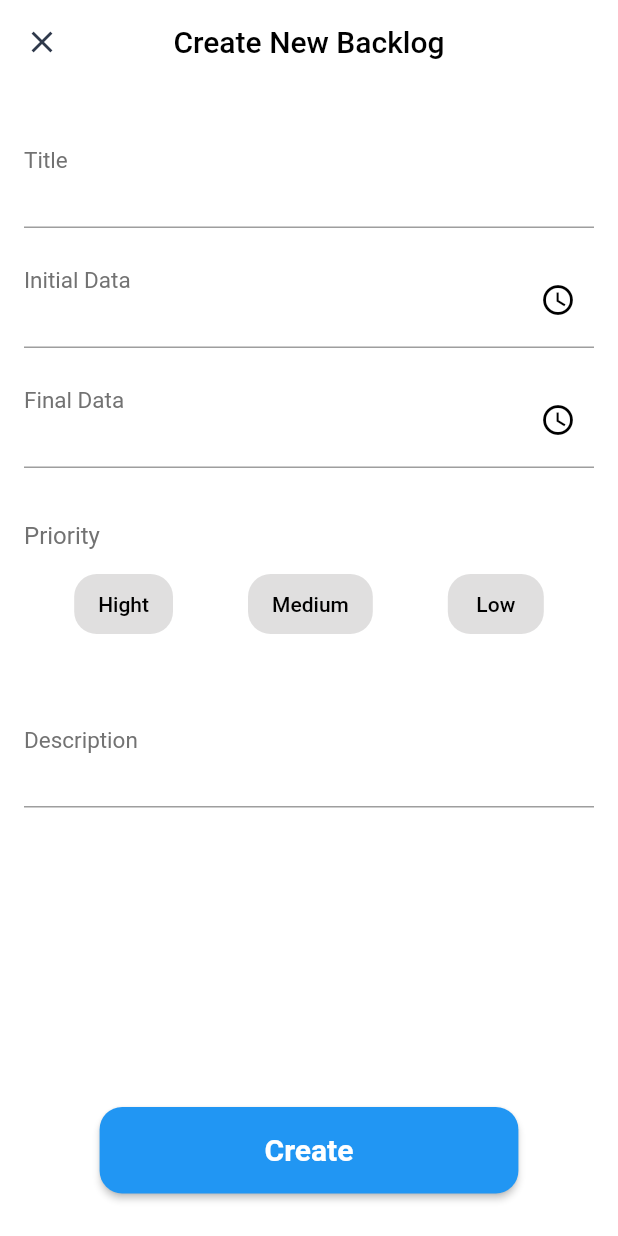
After one commit to Miguelferreira7/task-management-app, a Flutter app: the CreateBacklogPage screen opened directly, on a phone screen of 412 x 824 dp. The commit adds this screen. Run offline on Flutter 3.47's test engine with Material 2 defaults, Android fonts, the phone set to English and light mode, and no system bars; drawn by our look-alikes of group_button; our stand-ins replace dartz, get_it, isar; accounts and stored records are empty; generated files the repository leaves out were written again; Roboto replaces fonts that are missing (Mulish-ExtraBold, Mulish-Regular, Mulish-SemiBold).

Commit message:
criei as telas de gerar uma task e um backlog

```diff
--- /dev/null
+++ b/taks_management_app/lib/core/utils/enums/priority_enum.dart
@@ -0,0 +1,12 @@
+enum PriorityEnum {
+  hight,
+  medium,
+  low
+}
+
+const Map<PriorityEnum, String> priorityEnumMap = {
+  PriorityEnum.hight: "Hight",
+  PriorityEnum.medium: "Medium",
+  PriorityEnum.low: "Low",
+
+};
--- /dev/null
+++ b/taks_management_app/lib/layers/presentation/UI/pages/create_backlog_page.dart
@@ -0,0 +1,161 @@
+import 'package:flutter/material.dart';
+import 'package:group_button/group_button.dart';
+
+import '../../controllers/create_backlog/create_backlog_page_controller.dart';
+
+class CreateBacklogPage extends StatefulWidget {
+  const CreateBacklogPage({super.key});
+
+  @override
+  State<CreateBacklogPage> createState() => _CreateBacklogPageState();
+}
+
+CreateBacklogPageController _createBacklogPageController =
+    CreateBacklogPageController();
+
+class _CreateBacklogPageState extends State<CreateBacklogPage> {
+  @override
+  Widget build(BuildContext context) {
+    return Scaffold(
+      appBar: AppBar(
+        leading: IconButton(
+            onPressed: () {},
+            icon: const Icon(
+              Icons.close,
+              color: Color(0xFF2F394B),
+            )),
+        centerTitle: true,
+        title: Text(
+          "Create New Backlog",
+          style: Theme.of(context).textTheme.headline4,
+        ),
+      ),
+      body: _buidBody(context),
+      bottomNavigationBar: _buildButtonCreate(),
+    );
+  }
+
+  Widget _buidBody(BuildContext context) {
+    return SingleChildScrollView(
+        controller: ScrollController(),
+        child: Container(
+          padding: const EdgeInsets.all(16),
+          child: Column(
+            children: [
+              _buildDefaultField(
+                  "Title",
+                  _createBacklogPageController.tittleTextEditingController,
+                  false),
+              _buildDefaultField(
+                  "Initial Data",
+                  _createBacklogPageController.initialDataTextEditingController,
+                  true),
+              _buildDefaultField(
+                  "Final Data",
+                  _createBacklogPageController.finalDataEditingController,
+                  true),
+              _buildPriorityField(context),
+              _buildDefaultField(
+                  "Description",
+                  _createBacklogPageController.descriptionTextEditingController,
+                  false),
+            ],
+          ),
+        ));
+  }
+
+  Widget _buildDefaultField(
+      String title, TextEditingController textController, bool isDataField) {
+    return Container(
+      margin: const EdgeInsets.only(top: 16),
+      width: MediaQuery.of(context).size.width,
+      child: TextFormField(
+        controller: textController,
+        maxLines: null,
+        style: Theme.of(context).textTheme.headline5,
+        decoration: InputDecoration(
+            label: Text(title),
+            labelStyle: Theme.of(context)
+                .textTheme
+                .headline3
+                ?.copyWith(color: const Color(0xFF727272), fontSize: 20),
+            suffixIcon: isDataField
+                ? const Icon(
+                    Icons.watch_later_outlined,
+                    color: Colors.black,
+                  )
+                : null,
+            floatingLabelBehavior: FloatingLabelBehavior.always),
+      ),
+    );
+  }
+
+  Widget _buildPriorityField(BuildContext context) {
+    return Container(
+      margin: const EdgeInsets.only(top: 32, bottom: 32),
+      height: MediaQuery.of(context).size.height * 0.1,
+      width: MediaQuery.of(context).size.width,
+      child: Column(
+        crossAxisAlignment: CrossAxisAlignment.center,
+        mainAxisAlignment: MainAxisAlignment.center,
+        children: [
+          Container(
+            padding: const EdgeInsets.only(bottom: 16),
+            width: MediaQuery.of(context).size.width,
+            alignment: Alignment.centerLeft,
+            child: Text(
+              "Priority",
+              style: Theme.of(context)
+                  .textTheme
+                  .headline3
+                  ?.copyWith(color: const Color(0xFF727272), fontSize: 16),
+            ),
+          ),
+          GroupButton(
+            buttons: _createBacklogPageController.listOptionsPriority,
+            controller: _createBacklogPageController.groupButtonController,
+            options: GroupButtonOptions(
+                spacing: 50,
+                mainGroupAlignment: MainGroupAlignment.center,
+                borderRadius: BorderRadius.circular(15),
+                unselectedColor: const Color(0xFFE0DFDF),
+                unselectedShadow: const [],
+                selectedColor: Theme.of(context).colorScheme.tertiary,
+                selectedShadow: const [],
+                buttonHeight: 40,
+                textPadding: const EdgeInsets.only(
+                    top: 10, bottom: 10, right: 16, left: 16)),
+          ),
+        ],
+      ),
+    );
+  }
+
+  Widget _buildButtonCreate() {
+    return Container(
+      height: MediaQuery.of(context).size.height * 0.1,
+      width: MediaQuery.of(context).size.width,
+      margin: const EdgeInsets.only(bottom: 16),
+      alignment: Alignment.center,
+      child: ElevatedButton(
+        onPressed: () {},
+        style: ElevatedButton.styleFrom(
+            backgroundColor: ThemeData().buttonTheme.colorScheme?.tertiary,
+            shape: RoundedRectangleBorder(
+                borderRadius: BorderRadius.circular(15))),
+        child: Container(
+          width: MediaQuery.of(context).size.width * 0.6,
+          height: MediaQuery.of(context).size.height * 0.07,
+          alignment: Alignment.center,
+          child: Text(
+            "Create",
+            style: Theme.of(context)
+                .textTheme
+                .headline1
+                ?.copyWith(color: Colors.white, fontSize: 20),
+          ),
+        ),
+      ),
+    );
+  }
+}
--- /dev/null
+++ b/taks_management_app/lib/layers/presentation/controllers/create_backlog/create_backlog_page_controller.dart
@@ -0,0 +1,23 @@
+import 'package:flutter/cupertino.dart';
+import 'package:group_button/group_button.dart';
+
+import '../../../../core/utils/enums/priority_enum.dart';
+
+class CreateBacklogPageController {
+  TextEditingController tittleTextEditingController = TextEditingController();
+  TextEditingController initialDataTextEditingController =
+      TextEditingController();
+  TextEditingController finalDataEditingController = TextEditingController();
+  TextEditingController descriptionTextEditingController =
+      TextEditingController();
+
+  List<String> listOptionsPriority = [
+    priorityEnumMap[PriorityEnum.hight]!,
+    priorityEnumMap[PriorityEnum.medium]!,
+    priorityEnumMap[PriorityEnum.low]!,
+  ];
+
+  GroupButtonController groupButtonController = GroupButtonController();
+
+
+}
--- a/taks_management_app/lib/layers/presentation/controllers/home/home_controller.dart
+++ b/taks_management_app/lib/layers/presentation/controllers/home/home_controller.dart
@@ -1,7 +1,7 @@
 // ignore_for_file: public_member_api_docs, sort_constructors_first
 import 'package:flutter/material.dart';
 import 'package:isar/isar.dart';
-import 'package:taks_management_app/core/utils/status_backlog_enum.dart';
+import 'package:taks_management_app/core/utils/enums/status_backlog_enum.dart';
 import 'package:taks_management_app/layers/domain/entities/backlog_entity.dart';
 
 class HomePageController {
```
Also changed, not shown: taks_management_app/lib/core/theme.dart (+12 -1 lines), taks_management_app/lib/layers/presentation/UI/pages/create_task_page.dart (+90 -1 lines), taks_management_app/lib/layers/presentation/controllers/create_task/create_task_page_controller.dart (added, +8 -0 lines), taks_management_app/lib/core/utils/enums/status_backlog_enum.dart (renamed from taks_management_app/lib/core/utils/status_backlog_enum.dart).
